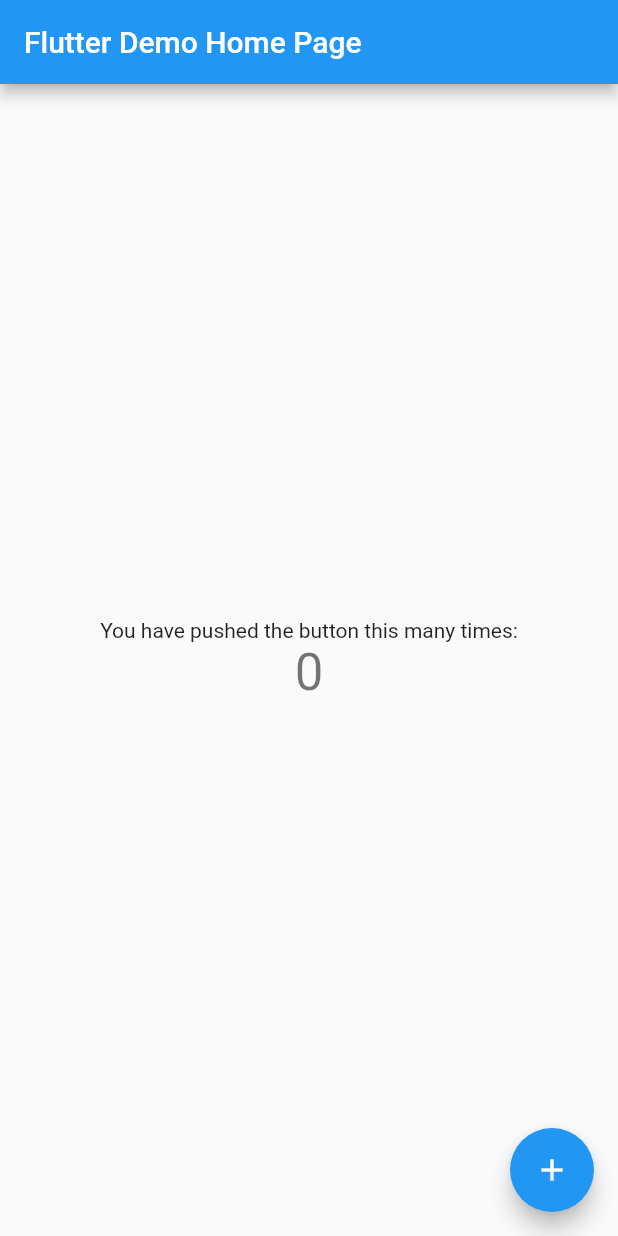
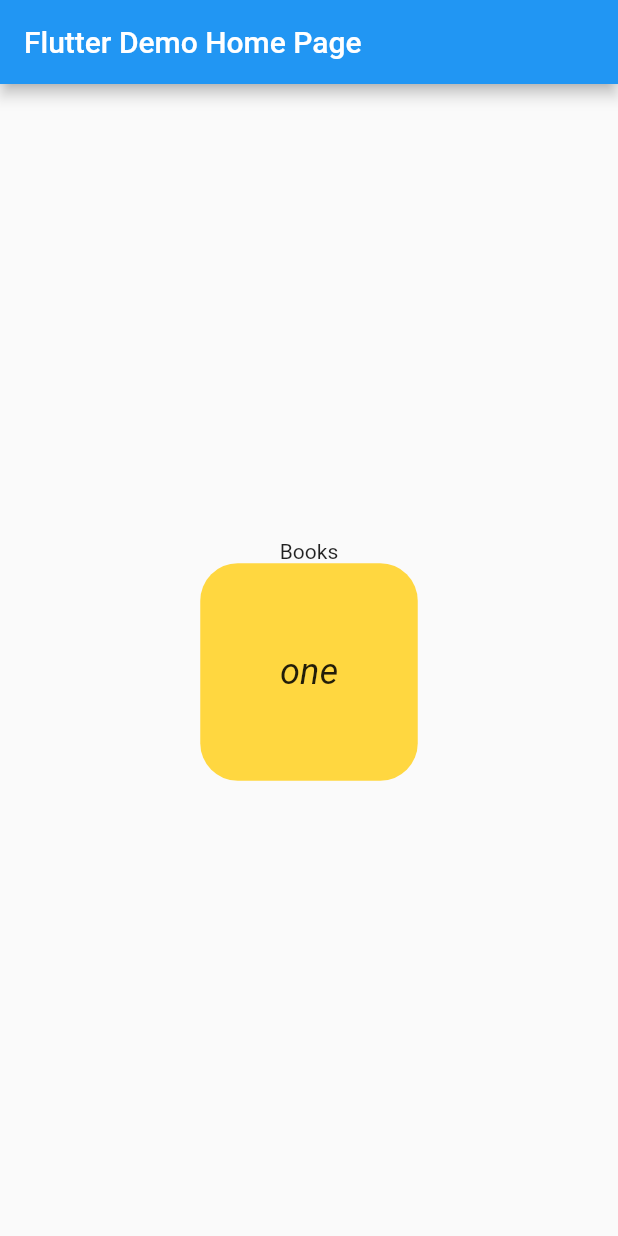
Before and after one commit to mnovosad1095/book_app, a Flutter app: the screen it shows after launch, on a phone screen of 412 x 824 dp. Run offline on Flutter 3.47's test engine with Material 2 defaults, Android fonts, the phone set to English and light mode, and no system bars.

Commit message:
first steps

```diff
--- a/lib/main.dart
+++ b/lib/main.dart
@@ -44,18 +44,6 @@ class MyHomePage extends StatefulWidget {
 }
 
 class _MyHomePageState extends State<MyHomePage> {
-  int _counter = 0;
-
-  void _incrementCounter() {
-    setState(() {
-      // This call to setState tells the Flutter framework that something has
-      // changed in this State, which causes it to rerun the build method below
-      // so that the display can reflect the updated values. If we changed
-      // _counter without calling setState(), then the build method would not be
-      // called again, and so nothing would appear to happen.
-      _counter++;
-    });
-  }
 
   @override
   Widget build(BuildContext context) {
@@ -71,41 +59,73 @@ class _MyHomePageState extends State<MyHomePage> {
         // the App.build method, and use it to set our appbar title.
         title: Text(widget.title),
       ),
-      body: Center(
-        // Center is a layout widget. It takes a single child and positions it
-        // in the middle of the parent.
-        child: Column(
-          // Column is also layout widget. It takes a list of children and
-          // arranges them vertically. By default, it sizes itself to fit its
-          // children horizontally, and tries to be as tall as its parent.
-          //
-          // Invoke "debug painting" (press "p" in the console, choose the
-          // "Toggle Debug Paint" action from the Flutter Inspector in Android
-          // Studio, or the "Toggle Debug Paint" command in Visual Studio Code)
-          // to see the wireframe for each widget.
-          //
-          // Column has various properties to control how it sizes itself and
-          // how it positions its children. Here we use mainAxisAlignment to
-          // center the children vertically; the main axis here is the vertical
-          // axis because Columns are vertical (the cross axis would be
-          // horizontal).
-          mainAxisAlignment: MainAxisAlignment.center,
-          children: <Widget>[
-            Text(
-              'You have pushed the button this many times:',
-            ),
-            Text(
-              '$_counter',
-              style: Theme.of(context).textTheme.display1,
-            ),
-          ],
-        ),
-      ),
-      floatingActionButton: FloatingActionButton(
-        onPressed: _incrementCounter,
-        tooltip: 'Increment',
-        child: Icon(Icons.add),
-      ), // This trailing comma makes auto-formatting nicer for build methods.
+        body:
+            Center(
+                child: Column(
+                  mainAxisAlignment: MainAxisAlignment.center,
+                  children: <Widget>[
+                    Text("Books"),
+                      BookButton()
+                  ],
+                )
+            )
     );
   }
 }
+
+int func() => 15;
+
+
+int someFunc() => 12;
+
+
+class BookButton extends StatefulWidget {
+    BookButton({Key key, this.title}) : super(key: key);
+
+    final String title;
+
+    @override
+    _BookButtonState createState() => _BookButtonState();
+
+}
+
+class _BookButtonState extends State<BookButton> {
+    List<String> _strList = ['one', 'two', 'three'];
+    int _index = 0;
+    String _title = "one";
+
+    void changeText(){
+        setState(() {
+          _index = ((_index+1)%3);
+          print(1%3);
+          _title = _strList[_index];
+        });
+    }
+
+    String text() => this._strList[this._index];
+
+    @override
+    Widget build(BuildContext context) {
+        return new InkWell(
+            onTap: changeText,
+            child: new Container(
+                height: 145,
+                width: 145,
+                decoration: new BoxDecoration(
+                    borderRadius: new BorderRadius.circular(25),
+                    color: Colors.amberAccent,
+                ),
+                child: Center(child:
+                Text(_title,
+                    style:
+                        TextStyle(
+                            fontSize: 24,
+                            fontStyle: FontStyle.italic
+                        ),
+                    ),
+                )
+            ) ,
+        );
+
+  }
+}
```
Also changed, not shown: pubspec.lock.
